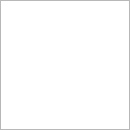
First picture: the form in ControlPanel/mainwindow.ui, repository sTeeLM/MagaUDisk, before the edit.
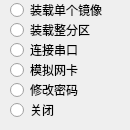
Second picture: the form after the edit. Custom widgets are drawn as their Qt base class.

What changed in the file:
```diff
--- a/ControlPanel/mainwindow.ui
+++ b/ControlPanel/mainwindow.ui
@@ -13,6 +13,12 @@
     <height>130</height>
    </rect>
   </property>
+  <property name="minimumSize">
+   <size>
+    <width>130</width>
+    <height>130</height>
+   </size>
+  </property>
   <property name="maximumSize">
    <size>
     <width>130</width>
@@ -31,14 +37,14 @@
    </property>
    <widget class="RadioGroup" name="widgetMain" native="true">
     <property name="enabled">
-     <bool>false</bool>
+     <bool>true</bool>
     </property>
     <property name="geometry">
      <rect>
       <x>0</x>
       <y>0</y>
-      <width>0</width>
-      <height>0</height>
+      <width>130</width>
+      <height>130</height>
      </rect>
     </property>
     <property name="focusPolicy">
@@ -48,7 +54,7 @@
      <property name="geometry">
       <rect>
        <x>10</x>
-       <y>10</y>
+       <y>0</y>
        <width>121</width>
        <height>20</height>
       </rect>
@@ -61,7 +67,7 @@
      <property name="geometry">
       <rect>
        <x>10</x>
-       <y>30</y>
+       <y>20</y>
        <width>121</width>
        <height>20</height>
       </rect>
@@ -74,7 +80,7 @@
      <property name="geometry">
       <rect>
        <x>10</x>
-       <y>50</y>
+       <y>40</y>
        <width>121</width>
        <height>20</height>
       </rect>
@@ -87,7 +93,7 @@
      <property name="geometry">
       <rect>
        <x>10</x>
-       <y>70</y>
+       <y>60</y>
        <width>121</width>
        <height>20</height>
       </rect>
@@ -100,7 +106,7 @@
      <property name="geometry">
       <rect>
        <x>10</x>
-       <y>90</y>
+       <y>80</y>
        <width>121</width>
        <height>20</height>
       </rect>
@@ -109,17 +115,30 @@
       <string>修改密码</string>
      </property>
     </widget>
+    <widget class="QRadioButton" name="radioButtonClean">
+     <property name="geometry">
+      <rect>
+       <x>10</x>
+       <y>100</y>
+       <width>121</width>
+       <height>20</height>
+      </rect>
+     </property>
+     <property name="text">
+      <string>关闭</string>
+     </property>
+    </widget>
    </widget>
    <widget class="WidgetMountBlock" name="widgetMountBlock" native="true">
     <property name="enabled">
-     <bool>true</bool>
+     <bool>false</bool>
     </property>
     <property name="geometry">
      <rect>
       <x>0</x>
       <y>0</y>
-      <width>130</width>
-      <height>130</height>
+      <width>0</width>
+      <height>0</height>
      </rect>
     </property>
     <property name="focusPolicy">
@@ -456,6 +475,16 @@
    <extends>QWidget</extends>
    <header>widgetmountblock.h</header>
   </customwidget>
+  <customwidget>
+   <class>WidgetSelectNic</class>
+   <extends>QWidget</extends>
+   <header>widgetselectnic.h</header>
+  </customwidget>
+  <customwidget>
+   <class>WidgetGetPassword</class>
+   <extends>QWidget</extends>
+   <header>widgetgetpassword.h</header>
+  </customwidget>
  </customwidgets>
  <resources/>
  <connections/>
```
Left out of the diff: 51 changed lines with no effect on the pictures.
